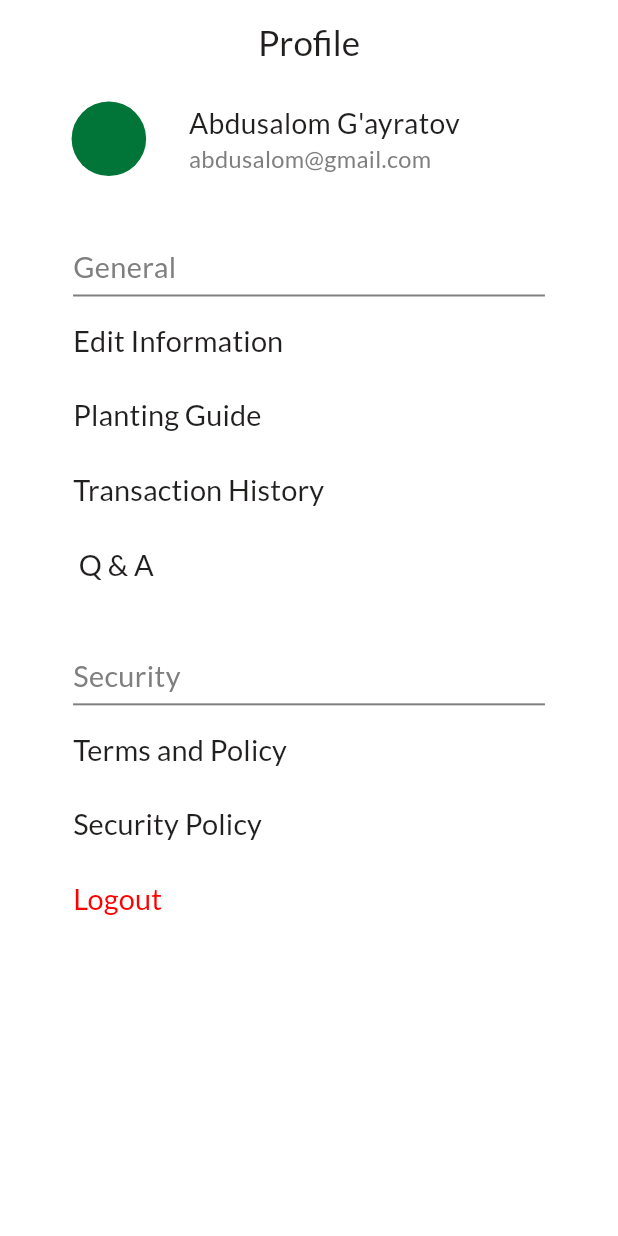
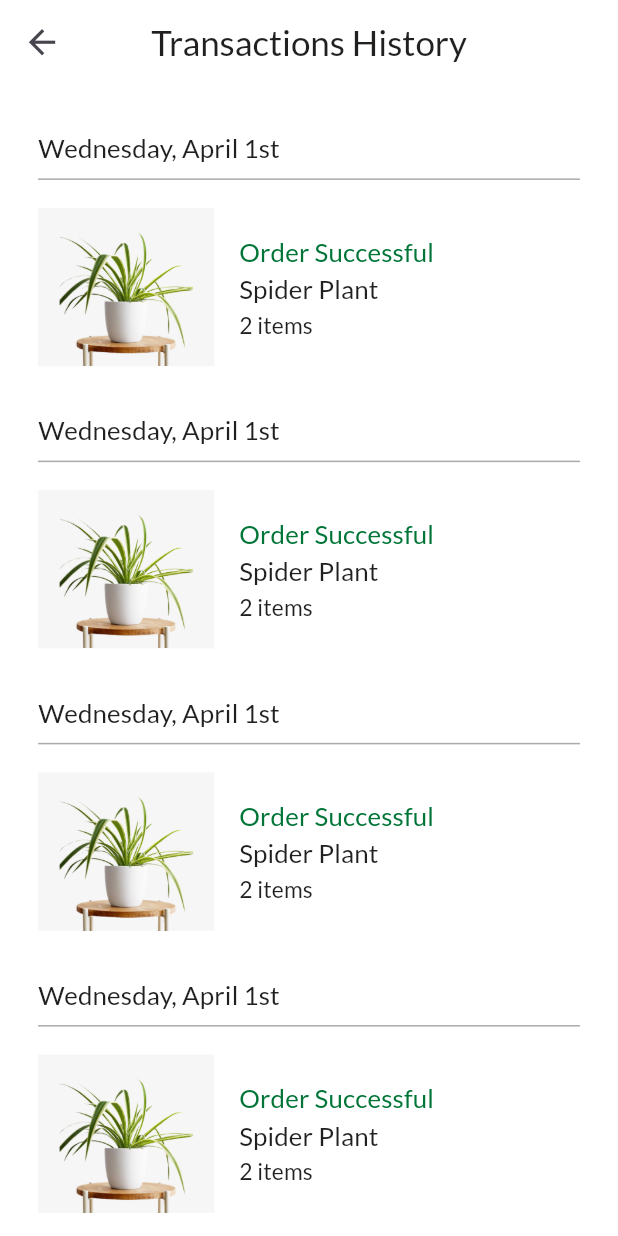
Before and after one commit to Abdusalom0516/Fayzigul, a Flutter app: the ProfileScreen screen opened directly, after a tap on "Transaction History", on a phone screen of 412 x 824 dp. Run offline on Flutter 3.47's test engine with Material 3 defaults, Android fonts, the phone set to English and light mode, and no system bars; our stand-ins replace dartz, equatable, firebase_auth, firebase_core, flutter_bloc, flutter_hooks and 2 more; accounts and stored records are empty.

Commit message:
BASE: Finish UI Of Transaction History Screen.

```diff
--- a/lib/core/common/consts/const_texts.dart
+++ b/lib/core/common/consts/const_texts.dart
@@ -53,7 +53,7 @@ class ConstTexts {
   String lorem =
       "Lorem ipsum dolor sit amet, consectetur adipiscing elit. Sed do eiusmod tempor incididunt ut labore et dolore magna aliqua. Ut enim ad minim veniam, quis nostrud exercitation ullamco laboris nisi ut aliquip ex ea commodo consequat. Duis aute irure dolor in reprehenderit in voluptate velit esse cillum dolore eu fugiat nulla pariatur. Excepteur sint occaecat cupidatat non proident, sunt in culpa qui officia deserunt mollit anim id est laborum.";
   String faqs = "FAQs";
-  String transactionHistory = "Transaction History";
+  String transactionsHistory = "Transactions History";
   String plantingGuides = "Planting Guides";
   String howLongArrive = "How long will it take for my order to arrive?";
   String whereShip = "Where do you ship?";
--- /dev/null
+++ b/lib/core/common/widgets/custom_divider_wd.dart
@@ -0,0 +1,19 @@
+import 'package:flutter/material.dart';
+import 'package:flutter_screenutil/flutter_screenutil.dart';
+import 'package:plant_store/core/utils/app_state_wrapper.dart';
+
+class CustomDivider extends StatelessWidget {
+  const CustomDivider({
+    super.key,
+  });
+
+  @override
+  Widget build(BuildContext context) {
+    return AppStateWrapper(
+      builder: (colors, texts, images) => Divider(
+        color: colors.ffababab,
+        thickness: 1.r,
+      ),
+    );
+  }
+}
--- a/lib/presentation/home/widgets/equipments_card_wd.dart
+++ b/lib/presentation/home/widgets/equipments_card_wd.dart
@@ -17,6 +17,11 @@ class EquipmentsCard extends StatelessWidget {
         style: ButtonStyle(
           padding: WidgetStatePropertyAll(EdgeInsets.zero),
           overlayColor: WidgetStatePropertyAll(colors.transparent),
+          shape: WidgetStatePropertyAll(
+            RoundedRectangleBorder(
+              borderRadius: BorderRadius.circular(8.r),
+            ),
+          ),
         ),
         onPressed: () {
           AppRouter.go(ProductsDetailsScreen());
--- a/lib/presentation/home/widgets/kit_card_wd.dart
+++ b/lib/presentation/home/widgets/kit_card_wd.dart
@@ -17,6 +17,11 @@ class KitCard extends StatelessWidget {
         style: ButtonStyle(
           padding: WidgetStatePropertyAll(EdgeInsets.zero),
           overlayColor: WidgetStatePropertyAll(colors.transparent),
+          shape: WidgetStatePropertyAll(
+            RoundedRectangleBorder(
+              borderRadius: BorderRadius.circular(8.r),
+            ),
+          ),
         ),
         onPressed: () {
           AppRouter.go(ProductsDetailsScreen());
--- a/lib/presentation/home/widgets/plants_card_wd.dart
+++ b/lib/presentation/home/widgets/plants_card_wd.dart
@@ -20,6 +20,11 @@ class PlantCard extends StatelessWidget {
         style: ButtonStyle(
           padding: WidgetStatePropertyAll(EdgeInsets.zero),
           overlayColor: WidgetStatePropertyAll(colors.transparent),
+          shape: WidgetStatePropertyAll(
+            RoundedRectangleBorder(
+              borderRadius: BorderRadius.circular(8.r),
+            ),
+          ),
         ),
         onPressed: () {
           log("Plant Card Pressed");
--- a/lib/presentation/profile/screens/profile_screen.dart
+++ b/lib/presentation/profile/screens/profile_screen.dart
@@ -7,6 +7,7 @@ import 'package:plant_store/core/utils/app_router.dart';
 import 'package:plant_store/core/utils/app_state_wrapper.dart';
 import 'package:plant_store/presentation/profile/profile_card_wd.dart';
 import 'package:plant_store/presentation/profile/screens/faqs_screen.dart';
+import 'package:plant_store/presentation/profile/screens/transactions_history_screen.dart';
 
 class ProfileScreen extends StatelessWidget {
   const ProfileScreen({super.key});
@@ -28,7 +29,12 @@ class ProfileScreen extends StatelessWidget {
             // Profile General Part Cards Section
             ProfileCard(title: texts.editInfo, func: () {}),
             ProfileCard(title: texts.plantGuide, func: () {}),
-            ProfileCard(title: texts.transHist, func: () {}),
+            ProfileCard(
+              title: texts.transHist,
+              func: () {
+                AppRouter.go(TransactionsHistoryScreen());
+              },
+            ),
             ProfileCard(
                 title: texts.qa,
                 func: () {
--- /dev/null
+++ b/lib/presentation/profile/screens/transactions_history_screen.dart
@@ -0,0 +1,129 @@
+import 'dart:developer';
+
+import 'package:flutter/material.dart';
+import 'package:flutter_screenutil/flutter_screenutil.dart';
+import 'package:plant_store/core/common/consts/const_colors.dart';
+import 'package:plant_store/core/common/consts/const_text_styles.dart';
+import 'package:plant_store/core/common/consts/const_texts.dart';
+import 'package:plant_store/core/common/widgets/custom_divider_wd.dart';
+import 'package:plant_store/core/common/widgets/custom_sliver_height_wd.dart';
+import 'package:plant_store/core/utils/app_state_wrapper.dart';
+
+class TransactionsHistoryScreen extends StatelessWidget {
+  const TransactionsHistoryScreen({super.key});
+
+  @override
+  Widget build(BuildContext context) {
+    return AppStateWrapper(
+      builder: (colors, texts, images) => Scaffold(
+        body: CustomScrollView(
+          slivers: [
+            // Sliver Appbar Section
+            appBarSection(colors, texts),
+            SliverHeight(height: 15),
+            // ListView.builder Transactions History Section
+            SliverList.builder(
+              itemCount: 7,
+              itemBuilder: (context, index) => TransactionsCard(),
+            ),
+            SliverHeight(height: 35),
+          ],
+        ),
+      ),
+    );
+  }
+
+  SliverAppBar appBarSection(ConstColors colors, ConstTexts texts) {
+    return SliverAppBar(
+      centerTitle: true,
+      pinned: true,
+      floating: true,
+      backgroundColor: colors.ffffffff,
+      title: Text(
+        texts.transactionsHistory,
+        style: AppTextStyles.lato.medium(
+          color: colors.ff221fif,
+          fontSize: 23.sp,
+        ),
+      ),
+    );
+  }
+}
+
+class TransactionsCard extends StatelessWidget {
+  const TransactionsCard({
+    super.key,
+  });
+
+  @override
+  Widget build(BuildContext context) {
+    return AppStateWrapper(
+      builder: (colors, texts, images) => TextButton(
+        style: TextButton.styleFrom(
+          padding: EdgeInsets.zero,
+          overlayColor: colors.transparent,
+          shape: RoundedRectangleBorder(
+            borderRadius: BorderRadius.circular(10.r),
+          ),
+        ),
+        onPressed: () {
+          log("Transaction History Item pressed");
+        },
+        child: Container(
+          padding: EdgeInsets.symmetric(horizontal: 25.r, vertical: 15.r),
+          child: Column(
+            spacing: 11.h,
+            children: [
+              // Transactions History Date Section
+              Column(
+                crossAxisAlignment: CrossAxisAlignment.start,
+                children: [
+                  Text(
+                    "Wednesday, April 1st",
+                    style: AppTextStyles.lato.medium(
+                      color: colors.ff221fif,
+                      fontSize: 17.sp,
+                    ),
+                  ),
+                  CustomDivider(),
+                ],
+              ),
+              // Transactions History Item Info Section
+              Row(
+                spacing: 15.w,
+                children: [
+                  Container(
+                    height: 104.h,
+                    width: 107.w,
+                    color: colors.fff6f6f6,
+                    child: Image.asset(images.plant, fit: BoxFit.cover),
+                  ),
+                  Column(
+                    crossAxisAlignment: CrossAxisAlignment.start,
+                    children: [
+                      Text(
+                        "Order Successful",
+                        style: AppTextStyles.lato
+                            .medium(color: colors.ff007537, fontSize: 17.sp),
+                      ),
+                      Text(
+                        "Spider Plant",
+                        style: AppTextStyles.lato
+                            .medium(color: colors.ff221fif, fontSize: 17.sp),
+                      ),
+                      Text(
+                        "2 ${texts.items}",
+                        style: AppTextStyles.lato
+                            .regular(color: colors.ff221fif, fontSize: 15.sp),
+                      ),
+                    ],
+                  )
+                ],
+              )
+            ],
+          ),
+        ),
+      ),
+    );
+  }
+}
```
